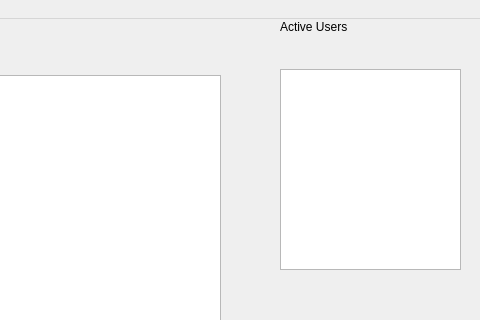
Qt form concurrentTextEditor/editor.ui (scottiexdev/concurrentTextEditor) before a commit; both pictures show x 320 to 800 and y 0 to 320 of the 800 by 600 pixel window.
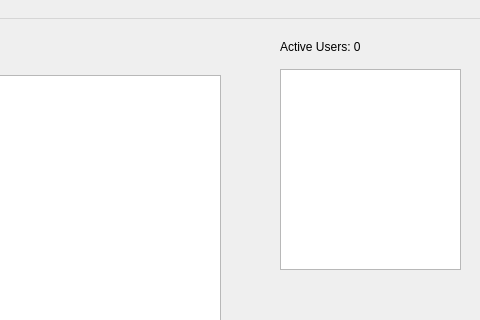
The same form after that commit. Custom widgets are drawn as their Qt base class.

Commit message: Added number of active users on opened file

Diff of the .ui file:
```diff
--- a/concurrentTextEditor/editor.ui
+++ b/concurrentTextEditor/editor.ui
@@ -38,13 +38,13 @@
     <property name="geometry">
      <rect>
       <x>600</x>
-      <y>0</y>
+      <y>20</y>
       <width>141</width>
       <height>16</height>
      </rect>
     </property>
     <property name="text">
-     <string>Active Users</string>
+     <string>Active Users: 0</string>
     </property>
    </widget>
   </widget>
```
Left out of the diff: 4 changed lines with no effect on the pictures. The commit also changes 1 other file.
